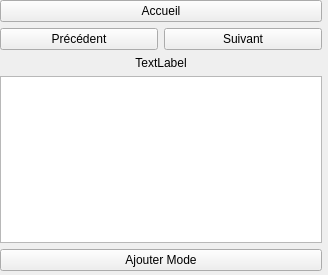
This is thermostat/Thermostat/planningWindow.ui in kimchicharlie/Envio as Qt 5 draws it before an edit. The edited form follows.
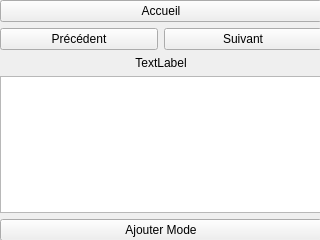
This is the edited form.

Commit message: fonction de changement d'affichage de la température et de l'heure completement fonctionnelle, reglage d un bug lié au changement d'affichage de la température depuis la fenetre de config avec le slider qui suivait pas. coté planning, slots fait pour les bonton précédents et suivants, ils changent la date du jour a afficher, reste a aller chercher ce qu'il faut sur la DB et a l'afficher.

The edit to the form file:
```diff
--- a/thermostat/Thermostat/planningWindow.ui
+++ b/thermostat/Thermostat/planningWindow.ui
@@ -6,8 +6,8 @@
    <rect>
     <x>0</x>
     <y>0</y>
-    <width>328</width>
-    <height>275</height>
+    <width>320</width>
+    <height>240</height>
    </rect>
   </property>
   <property name="windowTitle">
@@ -23,7 +23,7 @@
       <x>0</x>
       <y>0</y>
       <width>322</width>
-      <height>271</height>
+      <height>241</height>
      </rect>
     </property>
     <layout class="QGridLayout" name="gridLayout">
```
Left out of the diff: 50 changed lines with no effect on the pictures. The commit also changes 12 other files.
